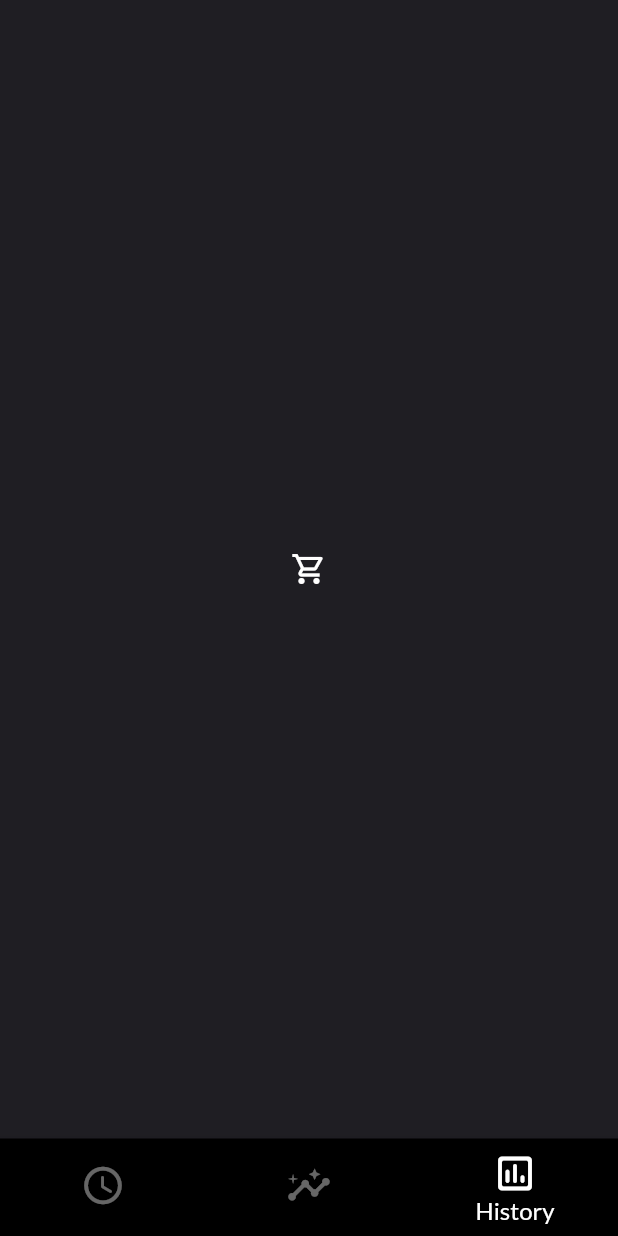
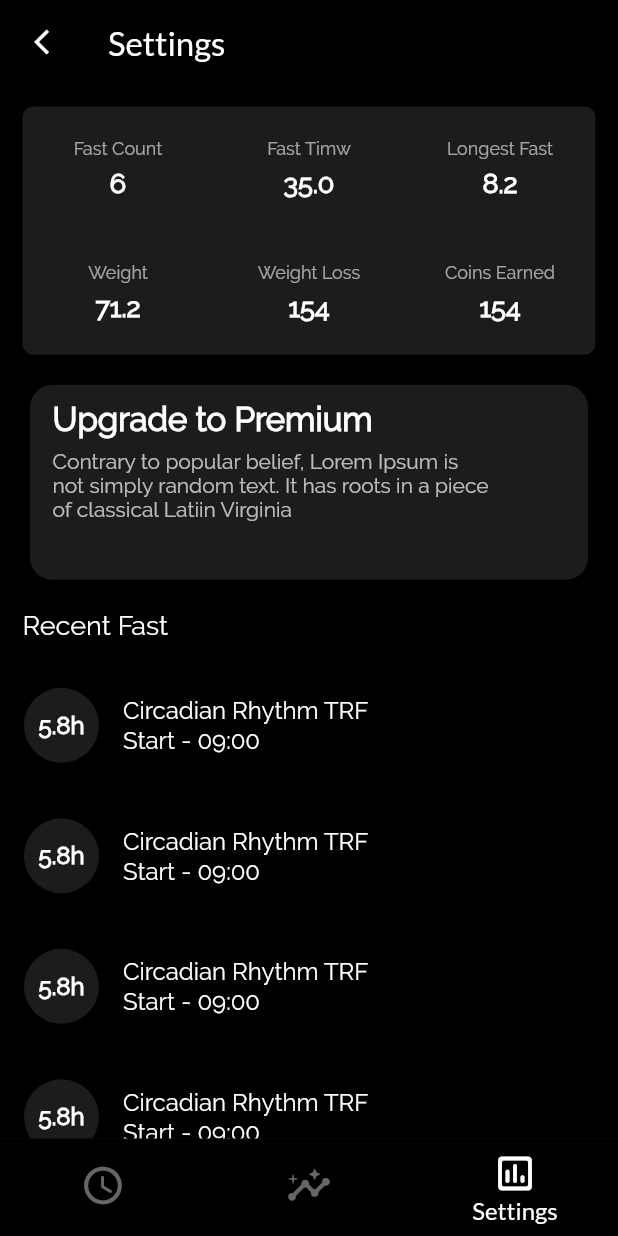
Before and after one commit to Microinstance/fitmemax, a Flutter app: the FastDashboard screen opened directly, swiped to page 3, on a phone screen of 412 x 824 dp. Run offline on Flutter 3.47's test engine with Material 2 defaults, Android fonts, the phone set to English and light mode, and no system bars; our stand-ins replace adaptive_dialog, cached_network_image, calendar_timeline, carousel_slider, delayed_display, flutter_html and 16 more; missing offline and left inert: animator, ff_navigation_bar, flutter_date_picker_timeline, flutter_facebook_login, flutter_sparkline, inview_notifier_list and 1 more; accounts and stored records are empty.

Commit message:
settings

```diff
--- a/lib/main.dart
+++ b/lib/main.dart
@@ -1,4 +1,6 @@
 import 'package:fitmemax/src/module/CalTracker/CalSettings.dart';
+import 'package:fitmemax/src/module/Fast/FastDashboard.dart';
+import 'package:fitmemax/src/module/dashboard/Dashboard.dart';
 import 'package:flutter/material.dart';
 import 'package:flutter/services.dart';
 
@@ -34,7 +36,7 @@ class MyApp extends StatelessWidget {
         //   const Locale('es'),
         //   const Locale('en'),
         // ],
-        home: CalSettings(),
+        home: FastDashboard(),
       ),
     );
   }
--- a/lib/src/data/data2.dart
+++ b/lib/src/data/data2.dart
@@ -1,6 +1,32 @@
 
 
 class Data {
+  List FastDashboard = [
+    {
+      'titel' : 'Fast Count',
+      'Value' : '6',
+    },
+    {
+      'titel' : 'Fast Timw',
+      'Value' : '35.0',
+    },
+    {
+      'titel' : 'Longest Fast',
+      'Value' : '8.2',
+    },
+    {
+      'titel' : 'Weight',
+      'Value' : '71.2',
+    },
+    {
+      'titel' : 'Weight Loss',
+      'Value' : '154',
+    },
+    {
+      'titel' : 'Coins Earned',
+      'Value' : '154',
+    },
+  ];
 
  List Nutrition = [
    {
--- a/lib/src/module/Fast/FastDashboard.dart
+++ b/lib/src/module/Fast/FastDashboard.dart
@@ -1,7 +1,7 @@
 import 'package:flutter/material.dart';
 import 'package:google_fonts/google_fonts.dart';
-
 import 'Fast.dart';
+import 'FastSettings.dart';
 import 'FastStatistic.dart';
 
 class FastDashboard extends StatefulWidget {
@@ -26,7 +26,6 @@ class _FastDashboardState extends State<FastDashboard> {
     double _height = MediaQuery.of(context).size.height;
     return Scaffold(
       backgroundColor: Color(0xFF1f1e23),
-
       body: PageView(
         controller: _pageController,
         onPageChanged: (page) {
@@ -37,7 +36,7 @@ class _FastDashboardState extends State<FastDashboard> {
         children: <Widget>[
          Fast(),
          FastStatistic(),
-         Icon(Icons.shopping_cart_outlined,color: Colors.white,),
+         FastSettings(),
         ],
       ),
       bottomNavigationBar: BottomNavigationBar(
@@ -71,9 +70,9 @@ class _FastDashboardState extends State<FastDashboard> {
               label: 'Statistic'
           ),
           BottomNavigationBarItem(
-              icon: Icon(Icons.insert_chart_outlined_rounded),
-            backgroundColor: Colors.black,
-              label: 'History'
+               icon: Icon(Icons.insert_chart_outlined_rounded),
+               backgroundColor: Colors.black,
+               label: 'Settings'
           ),
         ],
       ),
--- /dev/null
+++ b/lib/src/module/Fast/FastSettings.dart
@@ -0,0 +1,134 @@
+import 'package:fitmemax/src/data/data2.dart';
+import 'package:flutter/material.dart';
+import 'package:google_fonts/google_fonts.dart';
+
+class FastSettings extends StatefulWidget {
+  @override
+  _FastSettingsState createState() => _FastSettingsState();
+}
+
+class _FastSettingsState extends State<FastSettings> {
+  @override
+  Widget build(BuildContext context) {
+    double _width = MediaQuery.of(context).size.width;
+    double _height = MediaQuery.of(context).size.height;
+    return Scaffold(
+      appBar: AppBar(
+        brightness: Brightness.dark,
+        backgroundColor: Colors.black,
+        elevation: 0,
+        leading: IconButton(
+          icon: Icon(Icons.arrow_back_ios_outlined,color: Colors.white,size: 20,),
+          onPressed: (){
+            Navigator.pop(context);
+          },
+        ),
+        title: Text("Settings",style: GoogleFonts.lato(fontSize: 22,color: Colors.white),),
+      ),
+      backgroundColor: Colors.black,
+      body: SingleChildScrollView(
+        child: Column(
+          children: [
+            Padding(
+              padding: const EdgeInsets.only(left: 15,right: 15,top: 15,bottom: 20),
+              child: Container(
+                decoration: BoxDecoration(
+                  borderRadius: BorderRadius.circular(7.5),
+                  color: Color(0xFF1c1c1e),
+                ),
+                child: GridView.count(
+                  shrinkWrap: true,
+                  childAspectRatio: 2/1.3,
+                  physics: NeverScrollableScrollPhysics(),
+                  crossAxisCount: 3,
+                  scrollDirection: Axis.vertical,
+                  children: List.generate(Data().FastDashboard.length, (index) => Column(
+                    mainAxisAlignment: MainAxisAlignment.center,
+                    crossAxisAlignment: CrossAxisAlignment.center,
+                    children: [
+                      Text(Data().FastDashboard[index]['titel'],style: TextStyle(fontSize: 12,color: Colors.white60),),
+                      SizedBox(
+                        height: 5,
+                      ),
+                      Text(Data().FastDashboard[index]['Value'],style: TextStyle(fontSize: 18,color: Colors.white,fontWeight: FontWeight.bold),),
+                    ],
+                  ))
+                ),
+              ),
+            ),
+            Padding(
+              padding: const EdgeInsets.only(left:15,right: 15,bottom: 20),
+              child: Stack(
+                alignment: Alignment.topRight,
+                children: [
+                  Container(
+                    height: 130,
+                    width: _width-40,
+                    decoration: BoxDecoration(
+                      color:  Color(0xFF1c1c1e),
+                      borderRadius: BorderRadius.circular(15),
+                    ),
+                    child: Padding(
+                      padding: const EdgeInsets.only(left: 15,right: 15,top: 10,bottom: 10),
+                      child: Column(
+                        crossAxisAlignment: CrossAxisAlignment.start,
+                        children: [
+                          Text("Upgrade to Premium",style: TextStyle(
+                              color: Colors.white,
+                              fontWeight: FontWeight.bold,
+                              fontSize: 22,),),
+                          SizedBox(height: 7,),
+                          SizedBox(
+                            width: _width-40-30-50,
+                            child: Row(
+                              children: [
+                                Flexible(
+                                  child: Text("Contrary to popular belief, Lorem Ipsum is not simply random text. It has roots in a piece of classical Latiin Virginia",style: TextStyle(
+                                    color: Colors.white70,
+                                    fontSize: 14,),),
+                                ),
+                              ],
+                            ),
+                          ),
+                        ],
+                      ),
+                    ),
+                  ),
+                  // Image.asset("assets/calori/premium.gif",height: 80,),
+                ],
+              ),
+            ),
+            Padding(
+              padding: const EdgeInsets.only(left: 15,right: 15,bottom: 20),
+              child: Row(
+                children: [
+                  Text("Recent Fast",style: TextStyle(fontSize: 18,color: Colors.white),),
+                ],
+              ),
+            ),
+            Container(
+              child: ListView.builder(
+                shrinkWrap: true,
+                physics: NeverScrollableScrollPhysics(),
+                itemCount: 6,
+                itemBuilder: (BuildContext context, int index){
+                  return Padding(
+                    padding: const EdgeInsets.only(bottom: 15),
+                    child: ListTile(
+                      leading: CircleAvatar(
+                        radius: 25,
+                          backgroundColor: Color(0xFF1c1c1e),
+                          child: Center(child: Text("5.8h",style: TextStyle(fontSize: 16,color: Colors.white,fontWeight: FontWeight.bold),))),
+                      title: Text("Circadian Rhythm TRF",style: TextStyle(fontSize: 16,color: Colors.white,),),
+                      subtitle: Text("Start - 09:00",style: TextStyle(fontSize: 16,color: Colors.white,),),
+                    ),
+                  );
+                },
+              ),
+            )
+          ],
+        ),
+      ),
+    );
+  }
+}
```
Also changed, not shown: lib/styles.dart (added, +92 -0 lines), pubspec.yaml (+7 -4 lines), fonts/HelveticaNowText-Light.ttf (added), fonts/HelveticaNowText-Regular.ttf (added), 1 other file.
